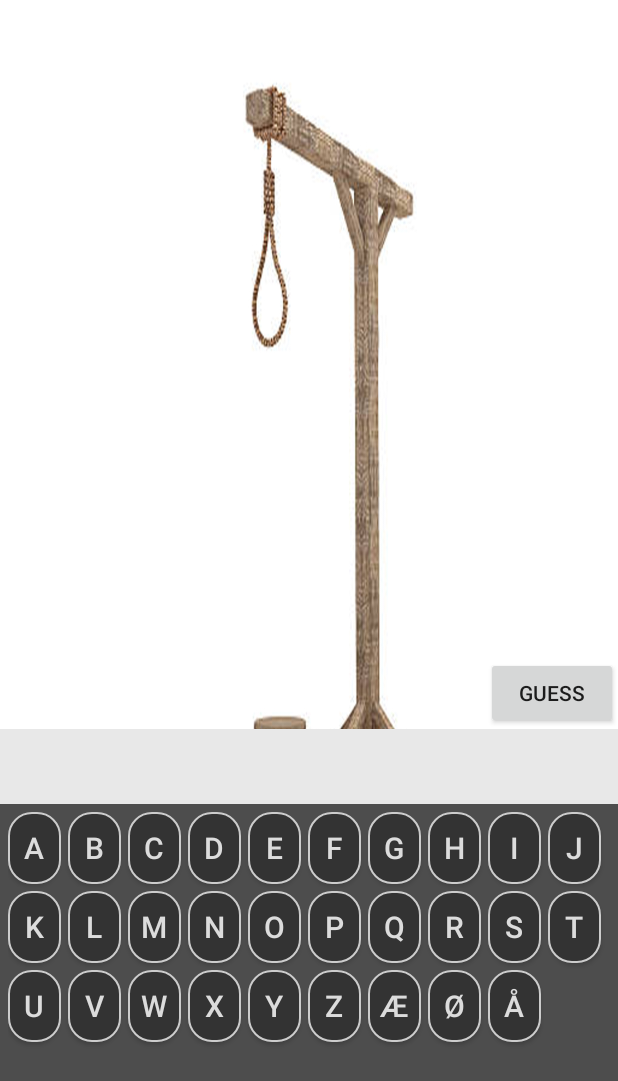
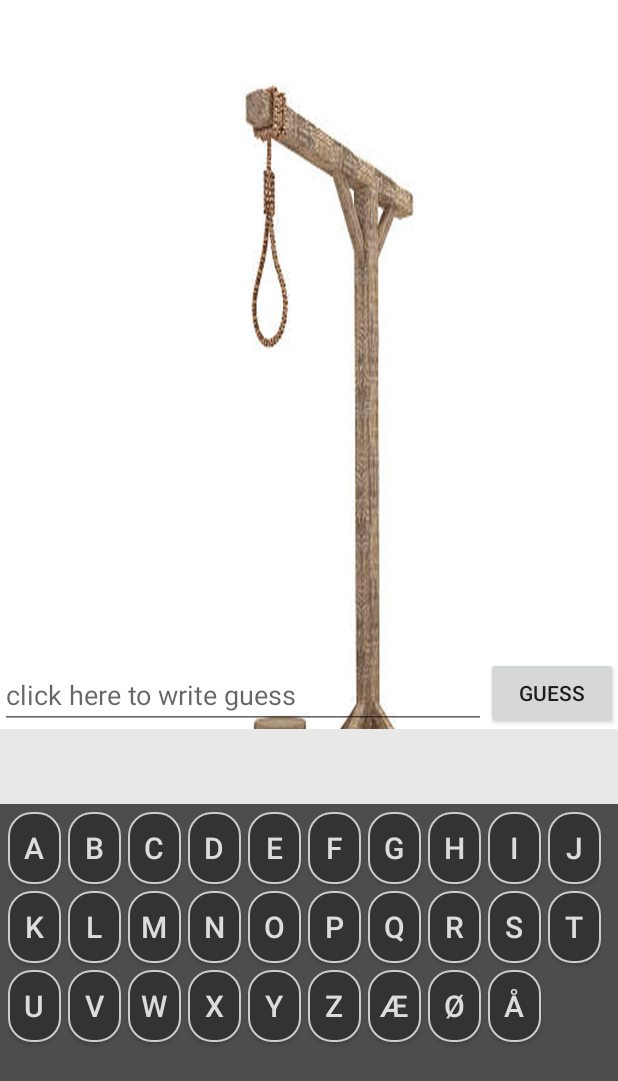
Before and after one commit to jarberg/humorgalge, an Android app: the GameActivity screen opened directly, with no data from a screen before it, on a phone screen of 412 x 824 dp. Shown: the top 1081 px of the screen. Run offline under Robolectric (Android 15) with nearby library versions, the phone set to English and light mode, and no system bars; network calls fail.

Commit message:
implmenteret gæt ord logik

```diff
--- a/app/src/main/java/main/galgeleg/GameActivity.java
+++ b/app/src/main/java/main/galgeleg/GameActivity.java
@@ -10,13 +10,14 @@ import android.view.inputmethod.InputMethodManager;
 import android.widget.AdapterView;
 import android.widget.AdapterView.OnItemClickListener;
 import android.widget.ArrayAdapter;
+import android.widget.Button;
 import android.widget.EditText;
 import android.widget.GridView;
 import android.widget.ImageView;
 import android.widget.TextView;
 import android.widget.Toast;
 
-public class GameActivity extends Activity implements OnItemClickListener {
+public class GameActivity extends Activity implements OnItemClickListener, View.OnClickListener {
     //body part images
     private ImageView[] bodyParts;
     //number of body parts
@@ -27,6 +28,9 @@ public class GameActivity extends Activity implements OnItemClickListener {
     char temp[];
     GridView wordView;
     ArrayAdapter<String> adapter2;
+    Button btnGues;
+    EditText guessview;
+    int gætforsoeg=0;
 
     public GameActivity(){
         letters =new String[29];
@@ -36,40 +40,66 @@ public class GameActivity extends Activity implements OnItemClickListener {
         letters[26] = "Æ";
         letters[27] = "Ø";
         letters[28] = "Å";
-
     }
-
 
     @Override
     protected void onCreate(Bundle savedInstanceState) {
         super.onCreate(savedInstanceState);
         setContentView(R.layout.activity_game);
-
         createbodylinks();
-
         ArrayAdapter adapter = new ArrayAdapter(this, R.layout.letter, R.id.test, letters);
-
         GridView gridView = findViewById(R.id.letters);
-
         gridView.setAdapter(adapter);
-
-
-
         spil.logStatus();
         wordString();
-
         adapter2 = new ArrayAdapter<>(this, R.layout.word, R.id.textLetter, word);
         wordView = findViewById(R.id.textView);
-
-
         wordView.setNumColumns(temp.length);
         wordView.setAdapter(adapter2);
+        guessview = findViewById(R.id.guesstext);
+        guessview.setOnClickListener(this);
+        btnGues = findViewById(R.id.guessbtn);
+        btnGues.setOnClickListener(this);
+        showKeyboard(guessview, this);
     }
 
     public void onItemClick(AdapterView<?> l, View v, int position, long id) {
         System.out.println("hello"+ id);
 
     }
+
+    @Override
+    public void onClick(View v) {
+        if(v.equals(btnGues)){
+            guessword(guessview.getText().toString());
+        }
+        else if(v == guessview){
+
+        }
+    }
+    public void guessword(String guess){
+        if(spil.getOrdet().equals(guess)){
+            float main = spil.getBrugteBogstaver().size();
+            float sec = spil.getAntalForkerteBogstaver();
+            float temp = ((main-sec)/main)*100;
+            int score = (int) temp;
+
+            Intent i = new Intent(this, Screen_end.class);
+            i.putExtra("gamestate", true);
+            i.putExtra("score", score);
+            i.putExtra("ord", spil.getOrdet());
+            i.putExtra("attempts", spil.getBrugteBogstaver().size()+gætforsoeg);
+            startActivity(i);
+            finish();
+        }
+        else{
+            guessview.setText("");
+            gætforsoeg++;
+            Toast.makeText(this, "FORKERT!!", Toast.LENGTH_SHORT).show();
+        }
+    }
+
+
 
     public void wordString(){
         temp = spil.getSynligtOrd().toCharArray();
@@ -81,7 +111,6 @@ public class GameActivity extends Activity implements OnItemClickListener {
 
     public void letterPressed(View v){
         String ltr=((TextView)v).getText().toString();
-        if(!ltr.equals("guess")){
 
             v.setEnabled(false);
             v.setBackgroundResource(R.drawable.letter_down);
@@ -98,27 +127,20 @@ public class GameActivity extends Activity implements OnItemClickListener {
                 i.putExtra("gamestate", spil.erSpilletVundet());
                 i.putExtra("score", score);
                 i.putExtra("ord", spil.getOrdet());
-                i.putExtra("attempts", spil.getBrugteBogstaver().size());
+                i.putExtra("attempts", spil.getBrugteBogstaver().size()+gætforsoeg);
                 startActivity(i);
                 finish();
             }
             for (int i = 0; i < spil.getAntalForkerteBogstaver()%7 ; i++) {
                 bodyParts[i].setVisibility(View.VISIBLE);
             }
-
             wordView.setAdapter(null);
             wordString();
             adapter2 = new ArrayAdapter<>(this, R.layout.word, R.id.textLetter, word);
             wordView.setAdapter(adapter2);
         }
-        else{
 
-            EditText guessview = findViewById(R.id.guesstext);
 
-            showKeyboard(guessview, this);
-        }
-
-    }
     public void createbodylinks(){
         bodyParts = new ImageView[numParts];
         bodyParts[0] = findViewById(R.id.head);
@@ -135,17 +157,15 @@ public class GameActivity extends Activity implements OnItemClickListener {
     public void showKeyboard(EditText mEtSearch, Context context) {
         mEtSearch.requestFocus();
         InputMethodManager imm = (InputMethodManager) context.getSystemService(Activity.INPUT_METHOD_SERVICE);
-        imm.toggleSoftInput(InputMethodManager.SHOW_FORCED, 0);
-
-
+        imm.toggleSoftInput(InputMethodManager.SHOW_IMPLICIT, 0);
+        hideSoftKeyboard(mEtSearch, context);
     }
 
     public void hideSoftKeyboard(EditText mEtSearch, Context context) {
         mEtSearch.clearFocus();
         InputMethodManager imm = (InputMethodManager) context.getSystemService(Context.INPUT_METHOD_SERVICE);
         imm.hideSoftInputFromWindow(mEtSearch.getWindowToken(), 0);
+    }
 
 
-    }
-
 }
--- a/app/src/main/java/main/galgeleg/Screen_end.java
+++ b/app/src/main/java/main/galgeleg/Screen_end.java
@@ -39,12 +39,9 @@ public class Screen_end extends AppCompatActivity implements View.OnClickListene
             }
             else {
                 setContentView(R.layout.layout_screen_loser);
-
-
                 btn1loss = findViewById(R.id.Restart);
                 btn1loss.setOnClickListener(this);
             }
-
             attemptsView = findViewById(R.id.attempts);
             attemptsView.setText(String.valueOf(attempts));
             wordview = findViewById(R.id.ordview);
@@ -54,7 +51,6 @@ public class Screen_end extends AppCompatActivity implements View.OnClickListene
             throw new IllegalArgumentException("Activity cannot find  extras " + "gamestate");
         }
     }
-
 
     public static void showKeyboard(EditText mEtSearch, Context context) {
         mEtSearch.requestFocus();
--- a/app/src/main/res/layout-land/activity_game.xml
+++ b/app/src/main/res/layout-land/activity_game.xml
@@ -78,14 +78,16 @@
             android:layout_marginTop="72dp"
             android:src="@drawable/leftarm"
             app:layout_constraintStart_toStartOf="@+id/head"
-            app:layout_constraintTop_toTopOf="@+id/head" />
+            app:layout_constraintTop_toTopOf="@+id/head"
+            android:layout_marginLeft="64dp" />
 
         <ImageView
             android:id="@+id/rightArm"
             android:layout_width="35dp"
             android:layout_height="140dp"
-            android:layout_marginTop="96dp"
-            android:layout_marginEnd="36dp"
+            android:layout_marginTop="90dp"
+            android:layout_marginEnd="37dp"
+            android:layout_marginRight="36dp"
             android:src="@drawable/rightarm"
             app:layout_constraintEnd_toStartOf="@+id/leftArm"
             app:layout_constraintTop_toTopOf="@+id/head" />
@@ -95,6 +97,7 @@
             android:layout_width="44dp"
             android:layout_height="180dp"
             android:layout_marginTop="176dp"
+            android:layout_marginLeft="3dp"
             android:src="@drawable/rightleg"
             app:layout_constraintStart_toStartOf="@+id/head"
             app:layout_constraintTop_toTopOf="@+id/head" />
@@ -103,19 +106,23 @@
             android:id="@+id/leftLeg"
             android:layout_width="56dp"
             android:layout_height="182dp"
-            android:layout_marginStart="36dp"
+            android:layout_marginStart="35dp"
             android:layout_marginTop="172dp"
             android:src="@drawable/leftleg"
             app:layout_constraintStart_toStartOf="@+id/rightLeg"
-            app:layout_constraintTop_toTopOf="@+id/head" />
+            app:layout_constraintTop_toTopOf="@+id/head"
+            android:layout_marginLeft="35dp" />
 
         <EditText
             android:id="@+id/guesstext"
-            android:layout_width="0dp"
-            android:layout_height="0dp"
-            android:text="TextView"
-            app:layout_constraintBottom_toTopOf="parent"
-            app:layout_constraintStart_toStartOf="parent" />
+            android:layout_width="match_parent"
+            android:layout_height="wrap_content"
+            android:text=""
+            android:hint="click here to write guess"
+            app:layout_constraintEnd_toEndOf="parent"
+            app:layout_constraintHorizontal_bias="0.0"
+            app:layout_constraintStart_toStartOf="parent"
+            app:layout_constraintTop_toTopOf="parent" />
 
         <Button
             android:id="@+id/guessbtn"
--- a/app/src/main/res/layout/activity_game.xml
+++ b/app/src/main/res/layout/activity_game.xml
@@ -118,9 +118,11 @@
     <EditText
         android:id="@+id/guesstext"
         android:layout_width="0dp"
-        android:layout_height="0dp"
-        android:text="TextView"
+        android:layout_height="wrap_content"
+        android:text=""
+        android:hint="click here to write guess"
         app:layout_constraintBottom_toTopOf="@+id/guideline4"
+        app:layout_constraintEnd_toStartOf="@+id/guessbtn"
         app:layout_constraintStart_toStartOf="parent" />
 
     <Button
```
Also changed, not shown: app/src/main/java/main/galgeleg/MainActivity.java (+0 -14 lines).
